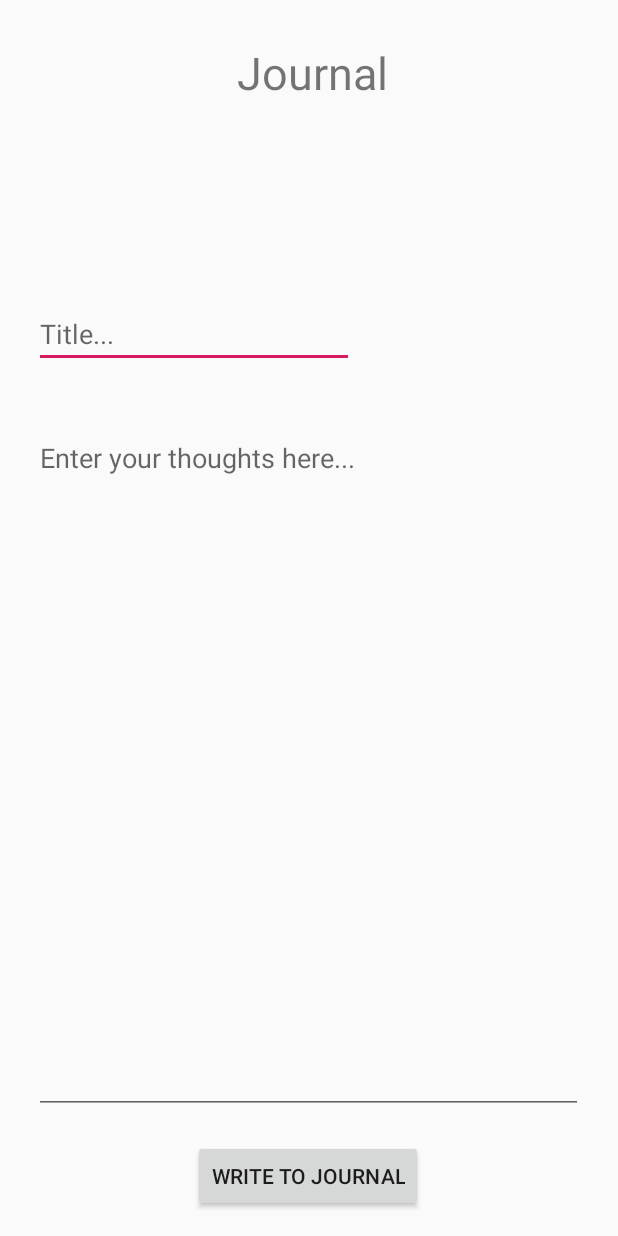
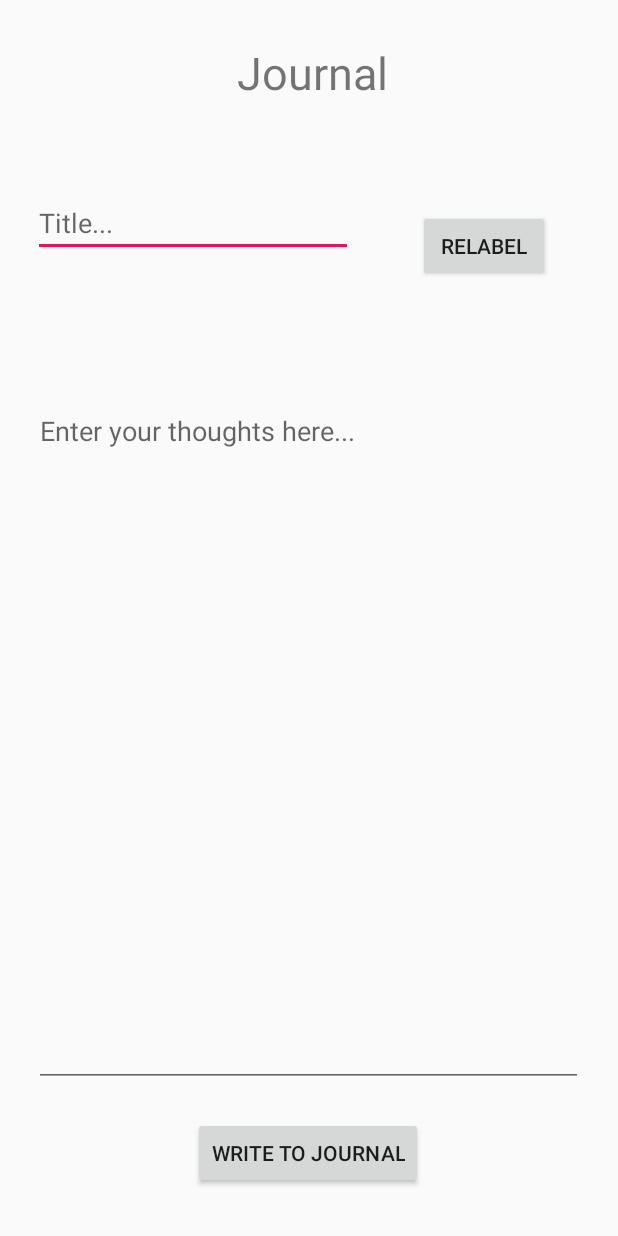
Before and after one commit to nbattel/LateSleeper_AndroidApplication, an Android app: the layout activity_journal.xml on its own in the app's theme, with its tools: preview values and no code run, on a phone screen of 412 x 824 dp. Run offline under Robolectric (Android 15) with nearby library versions, the phone set to English and light mode, and no system bars.

Commit message:
added journal functionality

```diff
--- a/main_app/LateSleeper/app/src/main/AndroidManifest.xml
+++ b/main_app/LateSleeper/app/src/main/AndroidManifest.xml
@@ -15,6 +15,7 @@
         <activity android:name=".activity.RevalueActivity" />
         <activity android:name=".activity.LogInActivity" />
         <activity android:name=".activity.CreateAccountActivity" />
+        <activity android:name=".activity.JournalActivity" />
         <activity android:name=".activity.MainActivity">
             <intent-filter>
                 <action android:name="android.intent.action.MAIN" />
--- a/main_app/LateSleeper/app/src/main/java/com/twelve/latesleeper/activity/LogInActivity.java
+++ b/main_app/LateSleeper/app/src/main/java/com/twelve/latesleeper/activity/LogInActivity.java
@@ -26,4 +26,10 @@ public class LogInActivity extends AppCompatActivity {
         Intent intent = new Intent(LogInActivity.this, CreateAccountActivity.class);
         startActivity(intent);
     }
+
+    // On click test function to go to journal activity
+    public void toJournal(View view){
+        Intent intent = new Intent(LogInActivity.this, JournalActivity.class);
+        startActivity(intent);
+    }
 }
--- a/main_app/LateSleeper/app/src/main/res/layout/activity_journal.xml
+++ b/main_app/LateSleeper/app/src/main/res/layout/activity_journal.xml
@@ -2,6 +2,7 @@
 <androidx.constraintlayout.widget.ConstraintLayout xmlns:android="http://schemas.android.com/apk/res/android"
     xmlns:app="http://schemas.android.com/apk/res-auto"
     xmlns:tools="http://schemas.android.com/tools"
+    android:id="@+id/journal"
     android:layout_width="match_parent"
     android:layout_height="match_parent"
     tools:context=".activity.JournalActivity">
@@ -25,6 +26,7 @@
         android:layout_width="wrap_content"
         android:layout_height="wrap_content"
         android:layout_marginStart="22dp"
+        android:layout_marginTop="39dp"
         android:layout_marginEnd="176dp"
         android:layout_marginBottom="37dp"
         android:ems="10"
@@ -32,13 +34,16 @@
         android:inputType="textPersonName"
         app:layout_constraintBottom_toTopOf="@+id/bodyEditText"
         app:layout_constraintEnd_toEndOf="parent"
-        app:layout_constraintStart_toStartOf="parent" />
+        app:layout_constraintHorizontal_bias="0.0"
+        app:layout_constraintStart_toStartOf="parent"
+        app:layout_constraintTop_toBottomOf="@+id/journalTextView" />
 
     <EditText
         android:id="@+id/bodyEditText"
         android:layout_width="366dp"
         android:layout_height="460dp"
         android:layout_marginStart="22dp"
+        android:layout_marginTop="37dp"
         android:layout_marginEnd="23dp"
         android:layout_marginBottom="81dp"
         android:ems="10"
@@ -47,19 +52,37 @@
         android:inputType="textMultiLine"
         app:layout_constraintBottom_toBottomOf="parent"
         app:layout_constraintEnd_toEndOf="parent"
-        app:layout_constraintStart_toStartOf="parent" />
+        app:layout_constraintStart_toStartOf="parent"
+        app:layout_constraintTop_toBottomOf="@+id/titleEditText" />
 
     <Button
         android:id="@+id/writeToJournalButton"
         android:layout_width="wrap_content"
         android:layout_height="wrap_content"
         android:layout_marginStart="128dp"
+        android:layout_marginTop="5dp"
         android:layout_marginEnd="129dp"
         android:layout_marginBottom="16dp"
         android:onClick="writeToJournal"
         android:text="Write to Journal"
         app:layout_constraintBottom_toBottomOf="parent"
         app:layout_constraintEnd_toEndOf="parent"
-        app:layout_constraintStart_toStartOf="parent" />
+        app:layout_constraintStart_toStartOf="parent"
+        app:layout_constraintTop_toBottomOf="@+id/bodyEditText" />
+
+    <Button
+        android:id="@+id/button2"
+        android:layout_width="wrap_content"
+        android:layout_height="wrap_content"
+        android:layout_marginStart="43dp"
+        android:layout_marginTop="109dp"
+        android:layout_marginEnd="45dp"
+        android:layout_marginBottom="45dp"
+        android:onClick="toRelabel"
+        android:text="Relabel"
+        app:layout_constraintBottom_toTopOf="@+id/bodyEditText"
+        app:layout_constraintEnd_toEndOf="parent"
+        app:layout_constraintStart_toEndOf="@+id/titleEditText"
+        app:layout_constraintTop_toTopOf="parent" />
 
 </androidx.constraintlayout.widget.ConstraintLayout>
```
Also changed, not shown: main_app/LateSleeper/app/src/main/java/com/twelve/latesleeper/activity/JournalActivity.java (+20 -2 lines), main_app/LateSleeper/app/src/main/java/com/twelve/latesleeper/database/Database.java (+36 -2 lines), main_app/LateSleeper/app/src/main/res/layout/activity_login.xml (+21 -1 lines).
